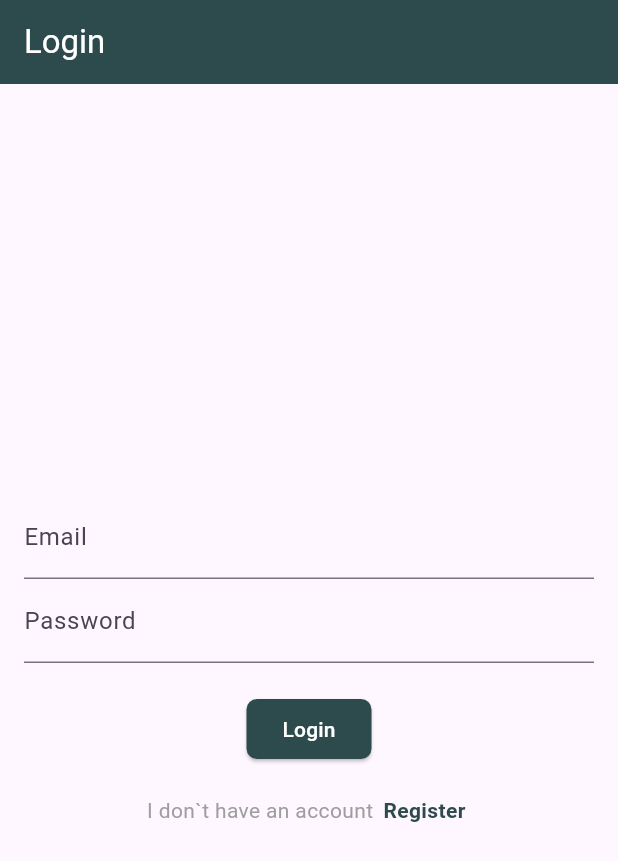
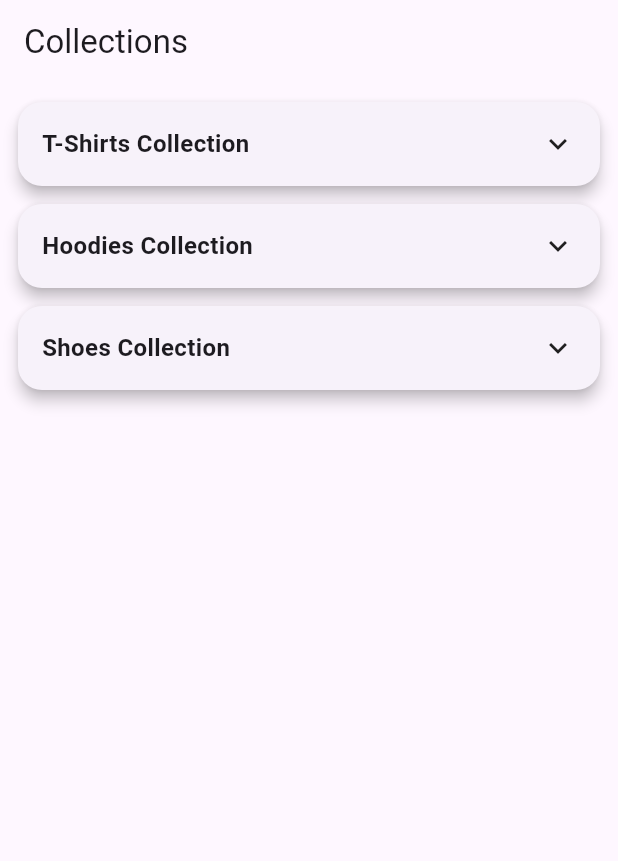
Before and after one commit to jahir123695/flutter_interview_task, a Flutter app: the screen it shows after launch, on a phone screen of 412 x 824 dp. Shown: the top 861 px of the screen. Run offline on Flutter 3.47's test engine with Material 3 defaults, Android fonts, the phone set to English and light mode, and no system bars.

Commit message:
complete task

```diff
--- a/lib/core/storage/local_storage.dart
+++ /dev/null
@@ -1,18 +0,0 @@
-import 'package:shared_preferences/shared_preferences.dart';
-
-class LocalStorage {
-  static Future<void> saveToken(String token) async {
-    final prefs = await SharedPreferences.getInstance();
-    await prefs.setString('token', token);
-  }
-
-  static Future<String?> getToken() async {
-    final prefs = await SharedPreferences.getInstance();
-    return prefs.getString('token');
-  }
-
-  static Future<void> clear() async {
-    final prefs = await SharedPreferences.getInstance();
-    await prefs.clear();
-  }
-}
--- a/lib/main.dart
+++ b/lib/main.dart
@@ -1,15 +1,9 @@
+import 'package:flutter/cupertino.dart';
 import 'package:flutter/material.dart';
 import 'package:flutter_interview_task/splash/splash_screen.dart';
-import 'package:provider/provider.dart';
-
-import 'providers/auth_provider.dart';
-import 'providers/notification_provider.dart';
-import 'screens/login_screen.dart';
-import 'screens/register_screen.dart';
-import 'screens/notification_screen.dart';
 
 void main() {
-  runApp(const MyApp());
+  runApp(MyApp());
 }
 
 class MyApp extends StatelessWidget {
@@ -17,21 +11,6 @@ class MyApp extends StatelessWidget {
 
   @override
   Widget build(BuildContext context) {
-    return MultiProvider(
-      providers: [
-        ChangeNotifierProvider(create: (_) => AuthProvider()),
-        ChangeNotifierProvider(create: (_) => NotificationProvider()),
-      ],
-      child: MaterialApp(
-        debugShowCheckedModeBanner: false,
-        title: 'Flutter Assignment',
-        routes: {
-          '/': (_) => const SplashScreen(),
-          '/login': (_) => const LoginScreen(),
-          '/register': (_) => const RegisterScreen(),
-          '/notifications': (_) => const NotificationScreen(),
-        },
-      ),
-    );
+    return MaterialApp(debugShowCheckedModeBanner: false, home: SplashScreen());
   }
 }
--- /dev/null
+++ b/lib/models/collection_model.dart
@@ -0,0 +1,39 @@
+class CollectionModel {
+  final String title;
+  List<String>? images;
+
+  CollectionModel({required this.title, required this.images});
+}
+
+List<CollectionModel> collections = [
+  CollectionModel(
+    title: "T-Shirts Collection",
+    images: [
+      "https://images.unsplash.com/photo-1521572163474-6864f9cf17ab",
+      "https://images.unsplash.com/photo-1512436991641-6745cdb1723f",
+      "https://images.unsplash.com/photo-1523381210434-271e8be1f52b",
+      "https://images.unsplash.com/photo-1503341504253-dff4815485f1",
+      "https://images.unsplash.com/photo-1495121605193-b116b5b09a18",
+    ],
+  ),
+  CollectionModel(
+    title: "Hoodies Collection",
+    images: [
+      "https://images.unsplash.com/photo-1556821840-3a63f95609a7",
+      "https://images.unsplash.com/photo-1602810318383-e386cc2a3ccf",
+      "https://images.unsplash.com/photo-1593030761757-71fae45fa0e7",
+      "https://images.unsplash.com/photo-1618354691373-d851c5c3a990",
+      "https://images.unsplash.com/photo-1585386959984-a41552231658",
+    ],
+  ),
+  CollectionModel(
+    title: "Shoes Collection",
+    images: [
+      "https://veaves.in/cdn/shop/files/VE_MS_53_2.jpg?v=1749200052&width=2500",
+      "https://image.suratwholesaleshop.com/data/2022y/August/33935/Wedding-Wear-Sky-Blue-Weaving-Work-Heavy-Imported-Jacquard-Italian-Indo-Western-RANGBAAZ22-2210.jpg",
+      "https://images.unsplash.com/photo-1542291026-7eec264c27ff",
+      "https://images.unsplash.com/photo-1525966222134-fcfa99b8ae77",
+      "https://images.unsplash.com/photo-1600185365483-26d7a4cc7519",
+    ],
+  ),
+];
--- a/lib/providers/auth_provider.dart
+++ /dev/null
@@ -1,42 +0,0 @@
-import 'package:flutter/material.dart';
-import '../core/services/api_service.dart';
-import '../core/storage/local_storage.dart';
-
-class AuthProvider extends ChangeNotifier {
-  bool isLoading = false;
-
-  Future<void> loginWithEmailPass(String email, String password) async {
-    try {
-      isLoading = true;
-      notifyListeners();
-
-      final res = await ApiService().login({
-        "email": email,
-        "password": password,
-      });
-
-      final token = res['data']['access_token'];
-      await LocalStorage.saveToken(token);
-    } finally {
-      isLoading = false;
-      notifyListeners();
-    }
-  }
-
-  Future<void> registerUser(Map<String, dynamic> data) async {
-    try {
-      isLoading = true;
-      notifyListeners();
-
-      await ApiService().register(data);
-    } finally {
-      isLoading = false;
-      notifyListeners();
-    }
-  }
-
-  Future<void> logout(BuildContext context) async {
-    await LocalStorage.clear();
-    Navigator.pushReplacementNamed(context, '/login');
-  }
-}
--- /dev/null
+++ b/lib/screens/home_screen.dart
@@ -0,0 +1,41 @@
+import 'package:flutter/material.dart';
+import '../models/collection_model.dart';
+import '../widgets/collection_card.dart';
+
+class HomeScreen extends StatefulWidget {
+  const HomeScreen({super.key});
+
+  @override
+  State<HomeScreen> createState() => _HomeScreenState();
+}
+
+class _HomeScreenState extends State<HomeScreen> {
+  int expandedIndex = -1; // Only one open at a time
+
+  void toggleAccordion(int index) {
+    setState(() {
+      expandedIndex = expandedIndex == index ? -1 : index;
+    });
+  }
+
+  @override
+  Widget build(BuildContext context) {
+    return Scaffold(
+      appBar: AppBar(title: const Text("Collections")),
+      body: ListView.builder(
+        padding: const EdgeInsets.all(12),
+        itemCount: collections.length,
+        itemBuilder: (context, index) {
+          final collection = collections[index];
+          final isExpanded = expandedIndex == index;
+
+          return CollectionCard(
+            collection: collection,
+            isExpanded: isExpanded,
+            onTap: () => toggleAccordion(index),
+          );
+        },
+      ),
+    );
+  }
+}
--- a/lib/screens/login_screen.dart
+++ /dev/null
@@ -1,101 +0,0 @@
-import 'package:flutter/material.dart';
-import 'package:provider/provider.dart';
-import '../providers/auth_provider.dart';
-
-class LoginScreen extends StatefulWidget {
-  const LoginScreen({super.key});
-
-  @override
-  State<LoginScreen> createState() => _LoginScreenState();
-}
-
-class _LoginScreenState extends State<LoginScreen> {
-  final email = TextEditingController();
-  final password = TextEditingController();
-
-  @override
-  Widget build(BuildContext context) {
-    final auth = context.watch<AuthProvider>();
-
-    return Scaffold(
-      appBar: AppBar(
-        foregroundColor: Colors.white,
-        backgroundColor: Color(0xff2d4a4c),
-        title: const Text("Login"),
-      ),
-      body: Padding(
-        padding: const EdgeInsets.all(16),
-        child: Column(
-          mainAxisAlignment: MainAxisAlignment.center,
-          children: [
-            TextField(
-              keyboardType: TextInputType.emailAddress,
-              controller: email,
-              decoration: InputDecoration(labelText: "Email"),
-            ),
-            TextField(
-              keyboardType: TextInputType.visiblePassword,
-              controller: password,
-              obscureText: true,
-              decoration: InputDecoration(labelText: "Password"),
-            ),
-            const SizedBox(height: 20),
-            auth.isLoading
-                ? Center(
-                    child: const CircularProgressIndicator(
-                      color: Color(0xff2d4a4c),
-                    ),
-                  )
-                : ElevatedButton(
-                    style: ElevatedButton.styleFrom(
-                      backgroundColor: Color(0xff2d4a4c),
-                      foregroundColor: Colors.white,
-                      shape: RoundedRectangleBorder(
-                        borderRadius: BorderRadiusGeometry.circular(7),
-                      ),
-                    ),
-                    onPressed: () async {
-                      try {
-                        await auth.loginWithEmailPass(
-                          email.text,
-                          password.text,
-                        );
-                        Navigator.pushReplacementNamed(
-                          context,
-                          '/notifications',
-                        );
-                      } catch (_) {
-                        ScaffoldMessenger.of(context).showSnackBar(
-                          const SnackBar(content: Text("Login failed")),
-                        );
-                      }
-                    },
-                    child: const Text("Login"),
-                  ),
-            SizedBox(height: 20),
-            Row(
-              mainAxisAlignment: MainAxisAlignment.center,
-              children: [
-                Text(
-                  'I don`t have an account ',
-                  style: TextStyle(color: Colors.grey),
-                ),
-                SizedBox(width: 3),
-                GestureDetector(
-                  onTap: () => Navigator.pushNamed(context, '/register'),
-                  child: Text(
-                    'Register ',
-                    style: TextStyle(
-                      color: Color(0xff2d4a4c),
-                      fontWeight: FontWeight.bold,
-                    ),
-                  ),
-                ),
-              ],
-            ),
-          ],
-        ),
-      ),
-    );
-  }
-}
--- /dev/null
+++ b/lib/widgets/collection_card.dart
@@ -0,0 +1,113 @@
+import 'package:flutter/material.dart';
+import '../models/collection_model.dart';
+
+class CollectionCard extends StatelessWidget {
+  final CollectionModel collection;
+  final bool isExpanded;
+  final VoidCallback onTap;
+
+  const CollectionCard({
+    super.key,
+    required this.collection,
+    required this.isExpanded,
+    required this.onTap,
+  });
+
+  @override
+  Widget build(BuildContext context) {
+    final visibleImages = collection.images?.take(4).toList();
+    final extraCount = collection.images!.length - visibleImages!.length;
+
+    return Card(
+      elevation: 4,
+      margin: const EdgeInsets.only(bottom: 12),
+      shape: RoundedRectangleBorder(borderRadius: BorderRadius.circular(16)),
+      child: Column(
+        children: [
+          /// HEADER (Always Visible)
+          InkWell(
+            borderRadius: BorderRadius.circular(16),
+            onTap: onTap,
+            child: Padding(
+              padding: const EdgeInsets.all(16),
+              child: Row(
+                mainAxisAlignment: MainAxisAlignment.spaceBetween,
+                children: [
+                  Text(
+                    collection.title,
+                    style: const TextStyle(
+                      fontSize: 16,
+                      fontWeight: FontWeight.w600,
+                    ),
+                  ),
+                  AnimatedRotation(
+                    turns: isExpanded ? 0.5 : 0.0,
+                    duration: const Duration(milliseconds: 300),
+                    child: const Icon(Icons.keyboard_arrow_down),
+                  ),
+                ],
+              ),
+            ),
+          ),
+
+          /// EXPANDABLE IMAGE SECTION
+          AnimatedSize(
+            duration: const Duration(milliseconds: 300),
+            curve: Curves.easeInOut,
+            child: isExpanded
+                ? Padding(
+                    padding: const EdgeInsets.only(
+                      left: 12,
+                      right: 12,
+                      bottom: 12,
+                    ),
+                    child: SizedBox(
+                      height: 80,
+                      child: ListView.separated(
+                        scrollDirection: Axis.horizontal,
+                        itemCount: visibleImages.length,
+                        separatorBuilder: (_, __) => const SizedBox(width: 8),
+                        itemBuilder: (context, i) {
+                          return Stack(
+                            children: [
+                              ClipRRect(
+                                borderRadius: BorderRadius.circular(12),
+                                child: Image.network(
+                                  visibleImages[i],
+                                  width: 80,
+                                  height: 80,
+                                  fit: BoxFit.cover,
+                                ),
+                              ),
+                              if (i == visibleImages.length - 1 &&
+                                  extraCount > 0)
+                                Container(
+                                  width: 80,
+                                  height: 80,
+                                  decoration: BoxDecoration(
+                                    color: Colors.black.withOpacity(0.5),
+                                    borderRadius: BorderRadius.circular(12),
+                                  ),
+                                  alignment: Alignment.center,
+                                  child: Text(
+                                    "+$extraCount",
+                                    style: const TextStyle(
+                                      color: Colors.white,
+                                      fontSize: 18,
+                                      fontWeight: FontWeight.bold,
+                                    ),
+                                  ),
+                                ),
+                            ],
+                          );
+                        },
+                      ),
+                    ),
+                  )
+                : const SizedBox.shrink(),
+          ),
+        ],
+      ),
+    );
+  }
+}
--- a/pubspec.yaml
+++ b/pubspec.yaml
@@ -37,6 +37,7 @@ dependencies:
   provider: ^6.1.5+1
   http: ^1.6.0
   shared_preferences: ^2.5.4
+  cached_network_image: ^3.4.1
 
 dev_dependencies:
   flutter_test:
```
Also changed, not shown: lib/core/services/api_service.dart (deleted, +0 -90 lines), lib/providers/notification_provider.dart (deleted, +0 -49 lines), lib/screens/notification_screen.dart (deleted, +0 -86 lines), lib/screens/register_screen.dart (deleted, +0 -80 lines), lib/splash/splash_screen.dart (+14 -21 lines), images/splash_icon.png (added), pubspec.lock.
